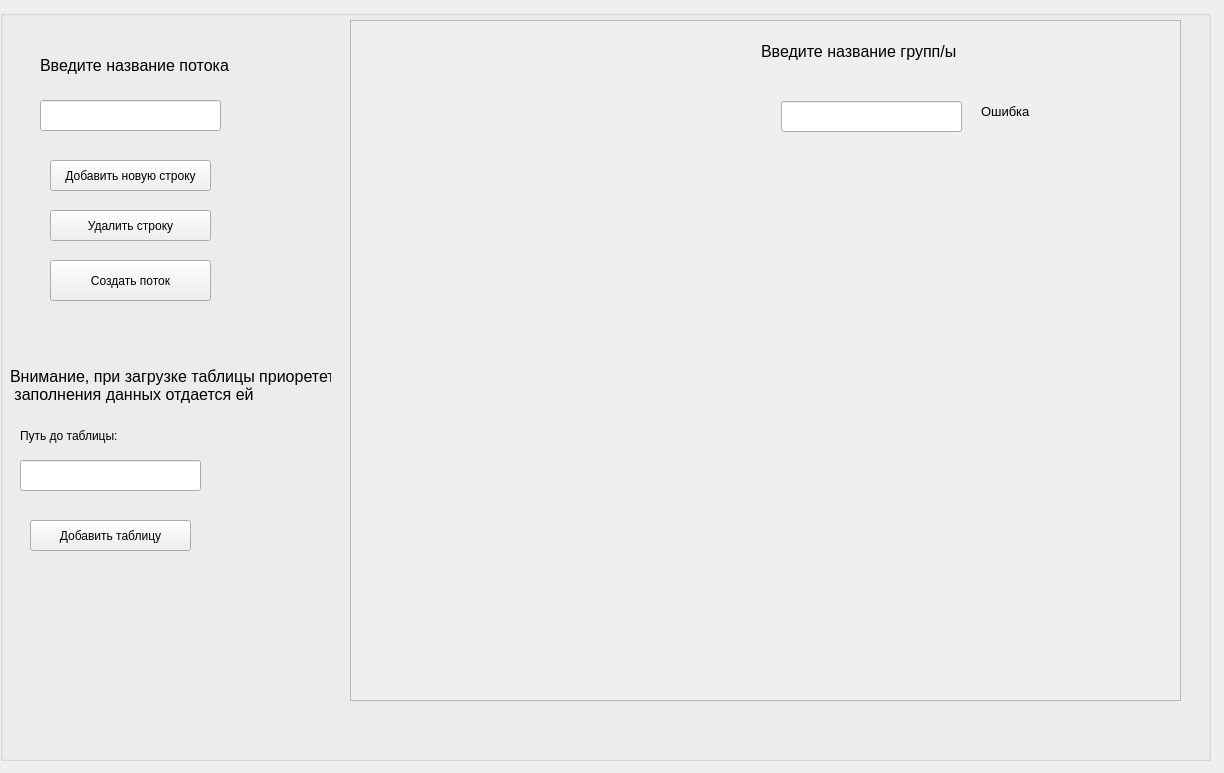
Qt form client/Forms/PotokAdder/potokadder.ui (sofinvalery/LMS) before a commit.
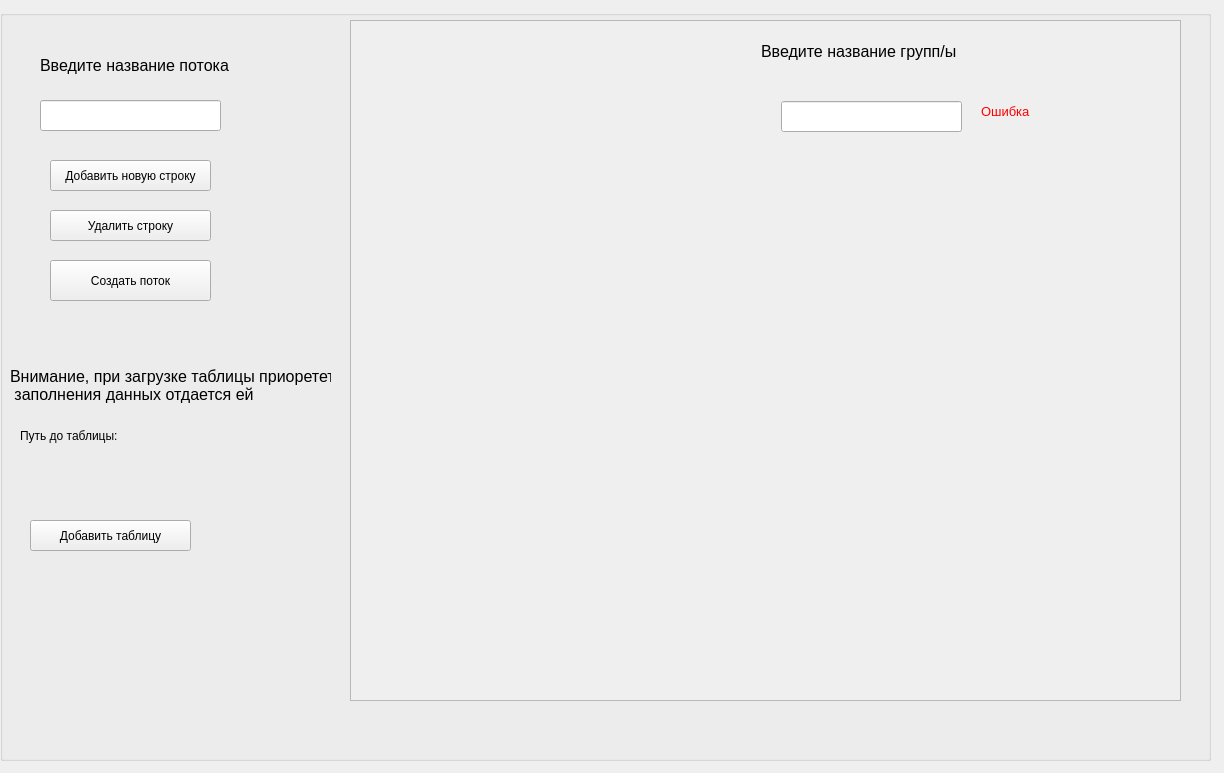
The same form after that commit.

What changed in the file:
```diff
--- a/client/Forms/PotokAdder/potokadder.ui
+++ b/client/Forms/PotokAdder/potokadder.ui
@@ -88,6 +88,9 @@
         <pointsize>10</pointsize>
        </font>
       </property>
+      <property name="styleSheet">
+       <string notr="true">color: rgb(255, 0, 0);</string>
+      </property>
       <property name="text">
        <string>Ошибка</string>
       </property>
@@ -180,16 +183,6 @@
  заполнения данных отдается ей</string>
     </property>
    </widget>
-   <widget class="QLineEdit" name="Excel_Path">
-    <property name="geometry">
-     <rect>
-      <x>20</x>
-      <y>450</y>
-      <width>181</width>
-      <height>31</height>
-     </rect>
-    </property>
-   </widget>
    <widget class="QLabel" name="label">
     <property name="geometry">
      <rect>
@@ -216,6 +209,19 @@
      <string>Добавить таблицу</string>
     </property>
    </widget>
+   <widget class="QLabel" name="Excel_Path">
+    <property name="geometry">
+     <rect>
+      <x>10</x>
+      <y>450</y>
+      <width>331</width>
+      <height>16</height>
+     </rect>
+    </property>
+    <property name="text">
+     <string/>
+    </property>
+   </widget>
   </widget>
  </widget>
  <resources/>
```
